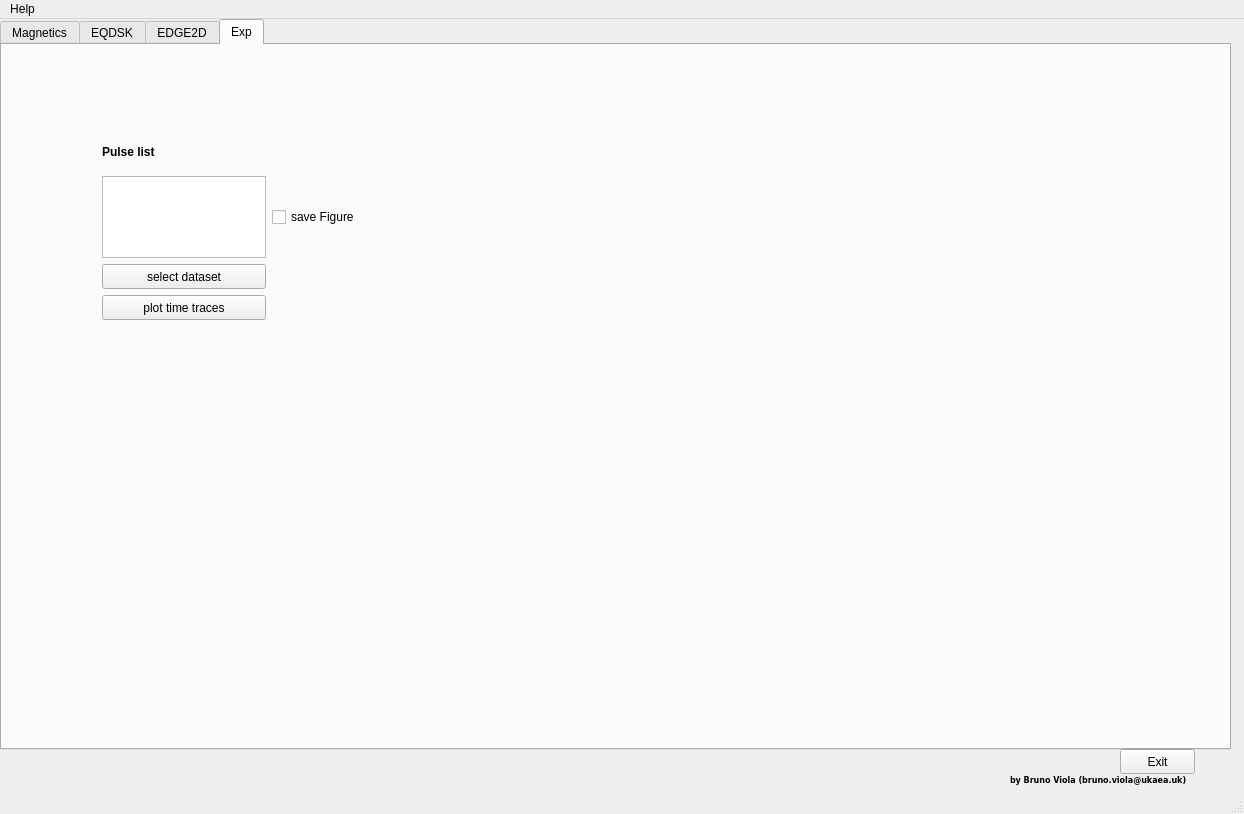
Qt form bruvio_tools.ui (bruvio/multitool) before a commit.
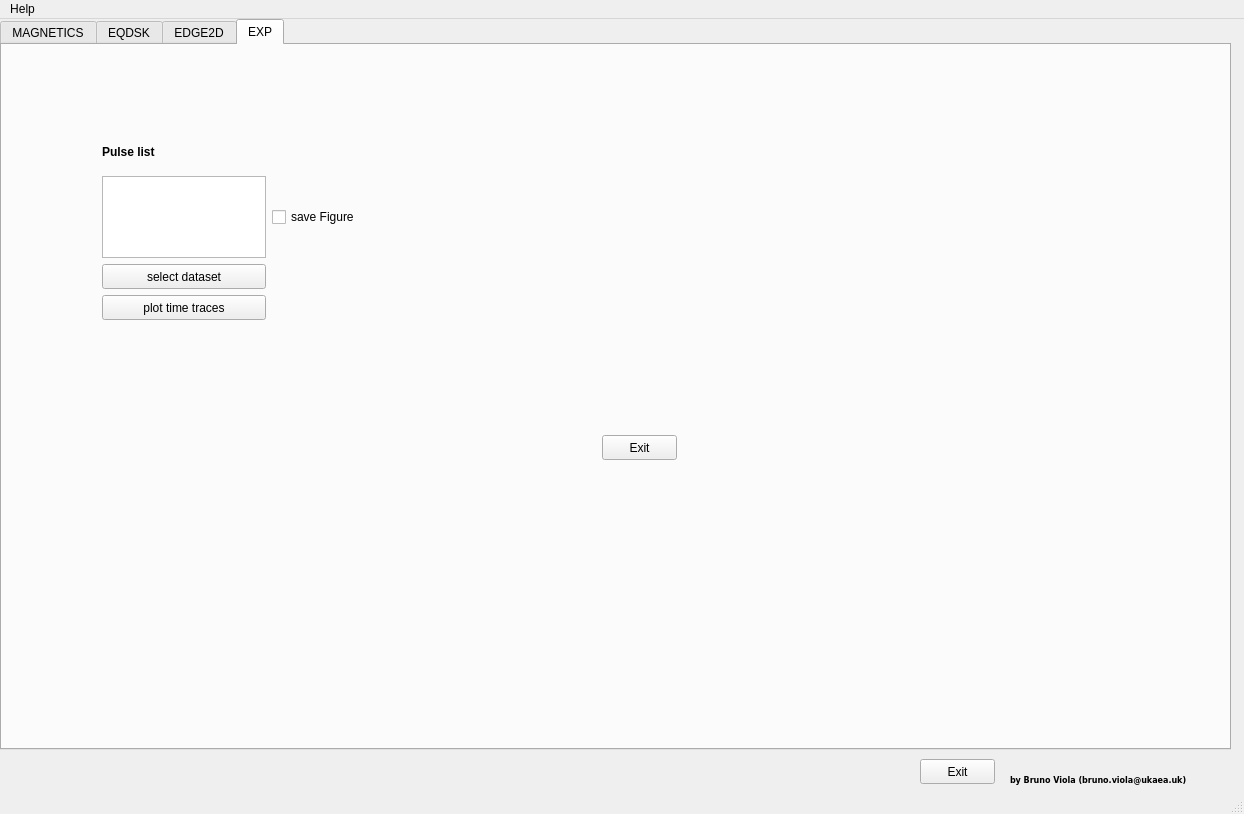
The same form after that commit. The open tabs and pages were chosen to show the change. Custom widgets are drawn as their Qt base class.

```diff
--- a/bruvio_tools.ui
+++ b/bruvio_tools.ui
@@ -13,6 +13,18 @@
     <height>814</height>
    </rect>
   </property>
+  <property name="minimumSize">
+   <size>
+    <width>1244</width>
+    <height>814</height>
+   </size>
+  </property>
+  <property name="maximumSize">
+   <size>
+    <width>1244</width>
+    <height>814</height>
+   </size>
+  </property>
   <property name="windowTitle">
    <string>bruvio's tools</string>
   </property>
@@ -20,8 +32,8 @@
    <widget class="QPushButton" name="exit_button">
     <property name="geometry">
      <rect>
-      <x>1120</x>
-      <y>730</y>
+      <x>920</x>
+      <y>740</y>
       <width>75</width>
       <height>25</height>
      </rect>
@@ -35,6 +47,9 @@
     <property name="text">
      <string>Exit</string>
     </property>
+    <property name="checkable">
+     <bool>false</bool>
+    </property>
    </widget>
    <widget class="QLabel" name="title_2">
     <property name="geometry">
@@ -71,7 +86,7 @@
     </property>
     <widget class="QWidget" name="Magnetics">
      <attribute name="title">
-      <string>Magnetics</string>
+      <string>MAGNETICS</string>
      </attribute>
      <widget class="QPushButton" name="isopsiFillPB">
       <property name="geometry">
@@ -7001,7 +7016,7 @@
     </widget>
     <widget class="QWidget" name="tab">
      <attribute name="title">
-      <string>Exp</string>
+      <string>EXP</string>
      </attribute>
      <widget class="QPushButton" name="selectfile">
       <property name="geometry">
@@ -7065,6 +7080,28 @@
        <string>save Figure</string>
       </property>
      </widget>
+     <widget class="QPushButton" name="exit_button_2">
+      <property name="geometry">
+       <rect>
+        <x>600</x>
+        <y>390</y>
+        <width>75</width>
+        <height>25</height>
+       </rect>
+      </property>
+      <property name="toolTip">
+       <string extracomment="exit the app"/>
+      </property>
+      <property name="whatsThis">
+       <string extracomment="exit the app"/>
+      </property>
+      <property name="text">
+       <string>Exit</string>
+      </property>
+      <property name="checkable">
+       <bool>false</bool>
+      </property>
+     </widget>
     </widget>
    </widget>
   </widget>
```
Left out of the diff: 21 changed lines with no effect on the pictures.
